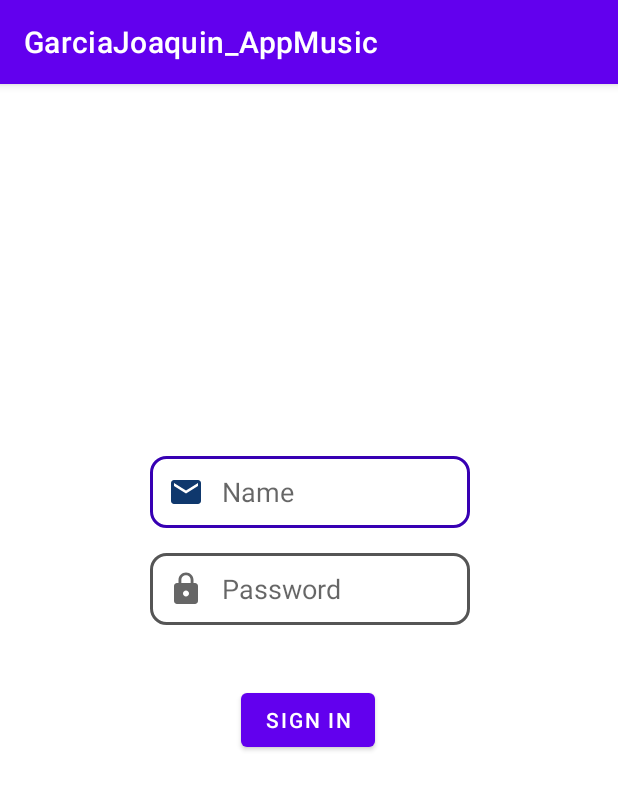
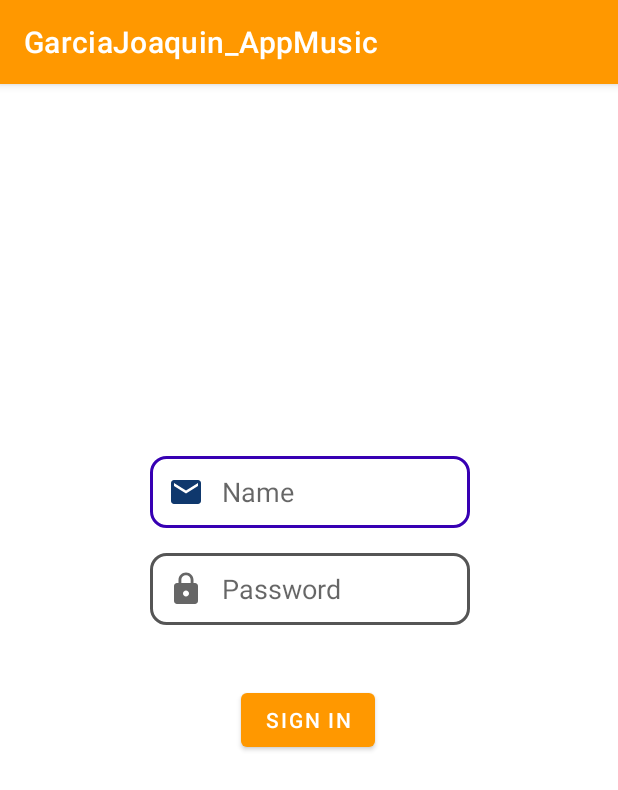
Before and after one commit to joaquingb4/GarciaJoaquin_AppMusic, an Android app: the screen it shows after launch (MainActivity), on a phone screen of 412 x 824 dp. Shown: the top 790 px of the screen. Run offline under Robolectric (Android 15) with nearby library versions, the phone set to English and light mode, and no system bars.

```diff
--- a/app/src/main/AndroidManifest.xml
+++ b/app/src/main/AndroidManifest.xml
@@ -10,6 +10,9 @@
         android:supportsRtl="true"
         android:theme="@style/Theme.GarciaJoaquin_AppMusic">
         <activity
+            android:name=".MenuActivity"
+            android:exported="true" />
+        <activity
             android:name=".MainActivity"
             android:exported="true">
             <intent-filter>
--- a/app/src/main/java/com/example/garciajoaquin_appmusic/MainActivity.java
+++ b/app/src/main/java/com/example/garciajoaquin_appmusic/MainActivity.java
@@ -2,6 +2,7 @@ package com.example.garciajoaquin_appmusic;
 
 import androidx.appcompat.app.AppCompatActivity;
 
+import android.content.Intent;
 import android.os.Bundle;
 import android.util.Log;
 import android.view.View;
@@ -25,6 +26,9 @@ public class MainActivity extends AppCompatActivity {
         TextView lblLoginResult = findViewById(R.id.lblLoginResult);
         lblLoginResult.setVisibility(View.INVISIBLE); //Textview invisible
 
+        Intent loginIntent = new Intent(MainActivity.this, MenuActivity.class);
+
+
         //If we click on button login
         btnLogin.setOnClickListener(new View.OnClickListener() {
             public void onClick(View view) {
@@ -33,6 +37,7 @@ public class MainActivity extends AppCompatActivity {
 
                     lblLoginResult.setText("Successful login");//Set message on the textview
                     Log.i("Test","Successful login");
+                    startActivity(loginIntent);
 
                 }else{
                     lblLoginResult.setText("Wrong name or password");//Set message on the textview
--- a/app/src/main/res/values/colors.xml
+++ b/app/src/main/res/values/colors.xml
@@ -9,4 +9,6 @@
     <color name="white">#FFFFFFFF</color>
     <color name="grey">#555555</color>
     <color name="marine">#0F386D</color>
+    <color name="orange">#ff9800</color>
+    <color name="elegantBlack">#2c2c2c</color>
 </resources>
--- a/app/src/main/res/values/themes.xml
+++ b/app/src/main/res/values/themes.xml
@@ -2,8 +2,8 @@
     <!-- Base application theme. -->
     <style name="Theme.GarciaJoaquin_AppMusic" parent="Theme.MaterialComponents.DayNight.DarkActionBar">
         <!-- Primary brand color. -->
-        <item name="colorPrimary">@color/purple_500</item>
-        <item name="colorPrimaryVariant">@color/purple_700</item>
+        <item name="colorPrimary">@color/orange</item>
+        <item name="colorPrimaryVariant">@color/orange</item>
         <item name="colorOnPrimary">@color/white</item>
         <!-- Secondary brand color. -->
         <item name="colorSecondary">@color/teal_200</item>
```
Also changed, not shown: app/src/main/java/com/example/garciajoaquin_appmusic/MenuActivity.java (added, +14 -0 lines), app/src/main/res/layout/activity_menu.xml (added, +9 -0 lines).
